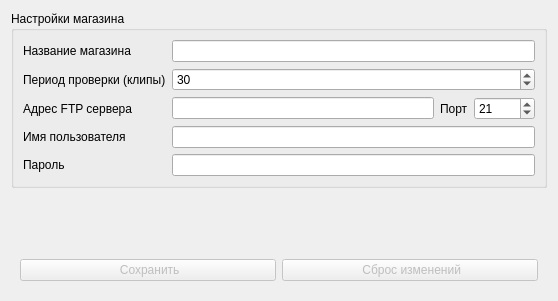
This is src/ui/settingswindow.ui in savelev-a/ShopPlayer as Qt 5 draws it before an edit. The edited form follows.
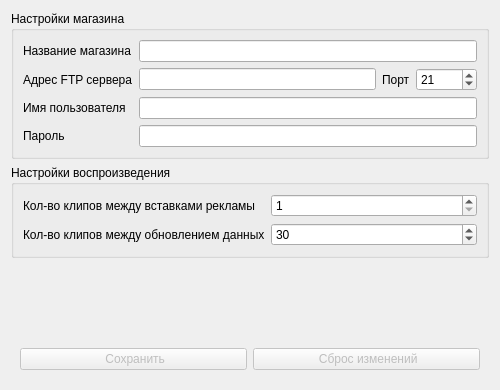
This is the edited form. Icons and pictures are not drawn.

```diff
--- a/src/ui/settingswindow.ui
+++ b/src/ui/settingswindow.ui
@@ -6,8 +6,8 @@
    <rect>
     <x>0</x>
     <y>0</y>
-    <width>558</width>
-    <height>301</height>
+    <width>500</width>
+    <height>390</height>
    </rect>
   </property>
   <property name="windowTitle">
@@ -18,7 +18,7 @@
     <normaloff>:/res/img/16x16/appicon.png</normaloff>:/res/img/16x16/appicon.png</iconset>
   </property>
   <layout class="QGridLayout" name="gridLayout_2">
-   <item row="2" column="0">
+   <item row="3" column="0">
     <spacer name="verticalSpacer">
      <property name="orientation">
       <enum>Qt::Vertical</enum>
@@ -31,7 +31,7 @@
      </property>
     </spacer>
    </item>
-   <item row="3" column="0">
+   <item row="4" column="0">
     <widget class="QFrame" name="frameButtons">
      <property name="frameShape">
       <enum>QFrame::NoFrame</enum>
@@ -52,6 +52,9 @@
          <iconset resource="../../res.qrc">
           <normaloff>:/res/img/16x16/settings-save.png</normaloff>:/res/img/16x16/settings-save.png</iconset>
         </property>
+        <property name="default">
+         <bool>true</bool>
+        </property>
        </widget>
       </item>
       <item>
@@ -77,14 +80,14 @@
       <string>Настройки магазина</string>
      </property>
      <layout class="QGridLayout" name="gridLayout">
-      <item row="2" column="0">
+      <item row="1" column="0">
        <widget class="QLabel" name="labelFtpAddress">
         <property name="text">
          <string>Адрес FTP сервера</string>
         </property>
        </widget>
       </item>
-      <item row="2" column="2">
+      <item row="1" column="2">
        <widget class="QLabel" name="labelPort">
         <property name="text">
          <string>Порт</string>
@@ -98,21 +101,14 @@
         </property>
        </widget>
       </item>
-      <item row="1" column="0">
-       <widget class="QLabel" name="labelPeriodCheck">
-        <property name="text">
-         <string>Период проверки (клипы)</string>
-        </property>
-       </widget>
-      </item>
-      <item row="2" column="1">
+      <item row="1" column="1">
        <widget class="QLineEdit" name="ftpAddressField">
         <property name="placeholderText">
          <string/>
         </property>
        </widget>
       </item>
-      <item row="2" column="3">
+      <item row="1" column="3">
        <widget class="QSpinBox" name="portField">
         <property name="minimum">
          <number>1</number>
@@ -125,40 +121,27 @@
         </property>
        </widget>
       </item>
-      <item row="1" column="1" colspan="3">
-       <widget class="QSpinBox" name="periodCheckField">
-        <property name="minimum">
-         <number>5</number>
-        </property>
-        <property name="maximum">
-         <number>180</number>
-        </property>
-        <property name="value">
-         <number>30</number>
-        </property>
-       </widget>
-      </item>
       <item row="0" column="1" colspan="3">
        <widget class="QLineEdit" name="shopnameField"/>
       </item>
-      <item row="3" column="0">
+      <item row="2" column="0">
        <widget class="QLabel" name="labelUsername">
         <property name="text">
          <string>Имя пользователя</string>
         </property>
        </widget>
       </item>
-      <item row="4" column="0">
+      <item row="3" column="0">
        <widget class="QLabel" name="labelPassword">
         <property name="text">
          <string>Пароль</string>
         </property>
        </widget>
       </item>
-      <item row="3" column="1" colspan="3">
+      <item row="2" column="1" colspan="3">
        <widget class="QLineEdit" name="usernameField"/>
       </item>
-      <item row="4" column="1" colspan="3">
+      <item row="3" column="1" colspan="3">
        <widget class="QLineEdit" name="passwordField">
         <property name="echoMode">
          <enum>QLineEdit::Password</enum>
@@ -168,6 +151,55 @@
      </layout>
     </widget>
    </item>
+   <item row="2" column="0">
+    <widget class="QGroupBox" name="groupBox">
+     <property name="title">
+      <string>Настройки воспроизведения</string>
+     </property>
+     <layout class="QGridLayout" name="gridLayout_3">
+      <item row="0" column="0">
+       <widget class="QLabel" name="label">
+        <property name="text">
+         <string>Кол-во клипов между вставками рекламы</string>
+        </property>
+       </widget>
+      </item>
+      <item row="1" column="0">
+       <widget class="QLabel" name="label_2">
+        <property name="text">
+         <string>Кол-во клипов между обновлением данных</string>
+        </property>
+       </widget>
+      </item>
+      <item row="0" column="1">
+       <widget class="QSpinBox" name="periodNoreklamaField">
+        <property name="minimum">
+         <number>1</number>
+        </property>
+        <property name="maximum">
+         <number>5</number>
+        </property>
+       </widget>
+      </item>
+      <item row="1" column="1">
+       <widget class="QSpinBox" name="periodCheckField">
+        <property name="toolTip">
+         <string comment="Количество проигрываемых клипов между проверками и обновлением плейлиста с сервера"/>
+        </property>
+        <property name="minimum">
+         <number>5</number>
+        </property>
+        <property name="maximum">
+         <number>180</number>
+        </property>
+        <property name="value">
+         <number>30</number>
+        </property>
+       </widget>
+      </item>
+     </layout>
+    </widget>
+   </item>
   </layout>
  </widget>
  <resources>
```
